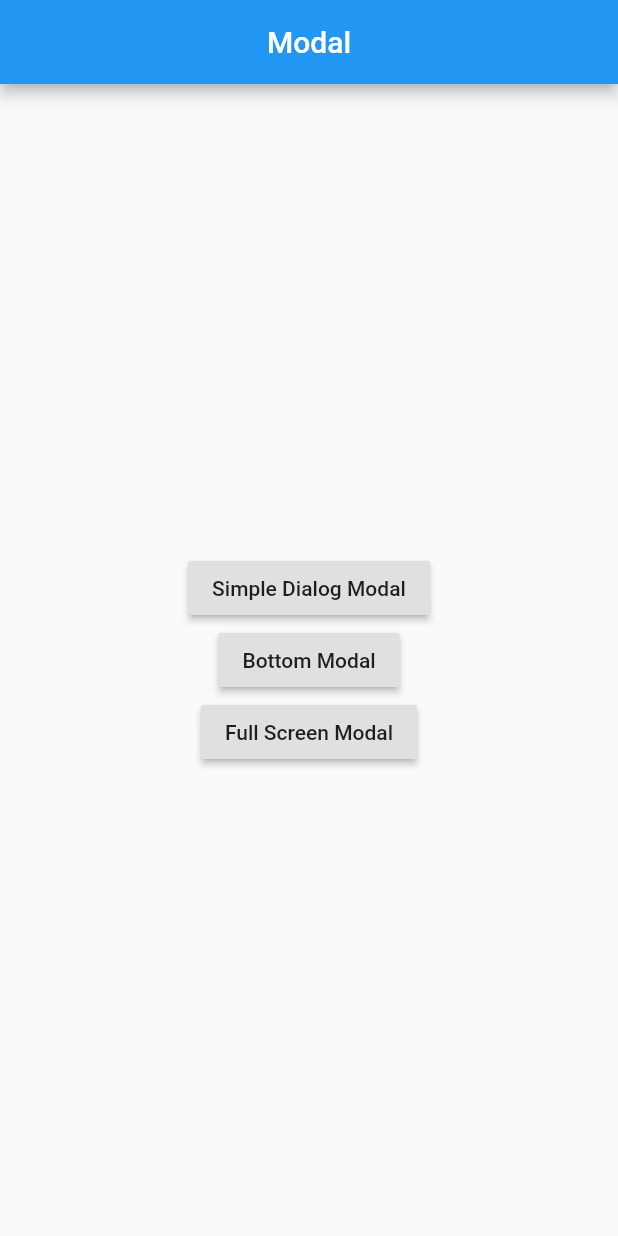
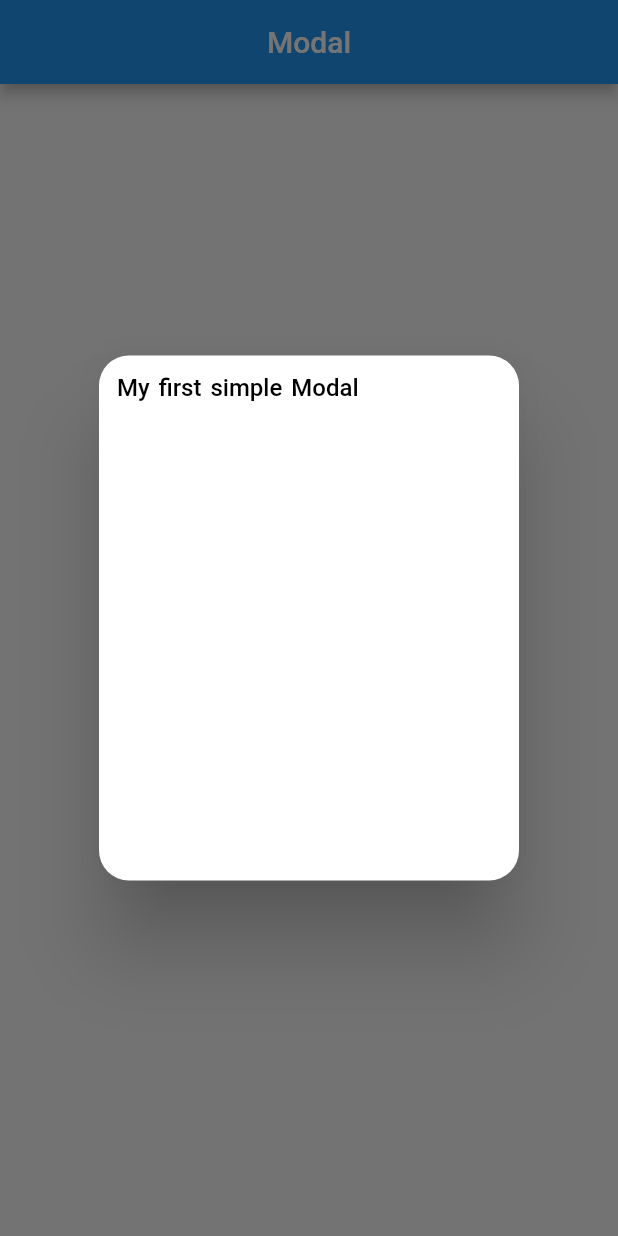
Before and after one commit to CoderNamedHendrick/implementing-stuff, a Flutter app: the screen it shows after launch, after a tap on "Simple Dialog Modal", on a phone screen of 412 x 824 dp. Run offline on Flutter 3.47's test engine with Material 2 defaults, Android fonts, the phone set to English and light mode, and no system bars.

Commit message:
modal implementation -- simple dialog implementation

```diff
--- a/lib/main.dart
+++ b/lib/main.dart
@@ -35,7 +35,9 @@ class HomePage extends StatelessWidget {
             mainAxisAlignment: MainAxisAlignment.center,
             children: [
               RaisedButton(
-                onPressed: () {},
+                onPressed: () {
+                  _showSimpleModalDialog(context);
+                },
                 child: Text("Simple Dialog Modal"),
               ),
               RaisedButton(
@@ -52,4 +54,40 @@ class HomePage extends StatelessWidget {
       ),
     );
   }
+
+  _showSimpleModalDialog(context) {
+    return showDialog(
+      context: context,
+      builder: (context) {
+        return Dialog(
+          shape: RoundedRectangleBorder(
+            borderRadius: BorderRadius.circular(20.0),
+          ),
+          child: Container(
+            constraints: BoxConstraints(maxHeight: 350),
+            child: Padding(
+              padding: const EdgeInsets.all(12.0),
+              child: Column(
+                crossAxisAlignment: CrossAxisAlignment.start,
+                children: [
+                  RichText(
+                    textAlign: TextAlign.justify,
+                    text: TextSpan(
+                      text: "My first simple Modal",
+                      style: TextStyle(
+                        fontWeight: FontWeight.w500,
+                        fontSize: 16,
+                        color: Colors.black,
+                        wordSpacing: 2,
+                      ),
+                    ),
+                  ),
+                ],
+              ),
+            ),
+          ),
+        );
+      },
+    );
+  }
 }
```
